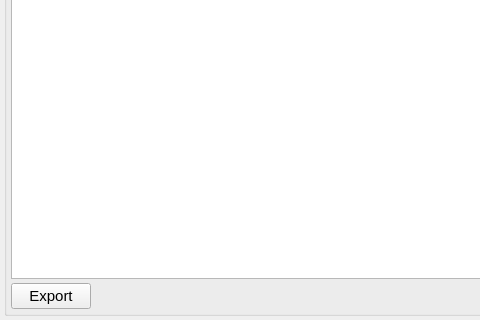
First picture: the form in ccs/script/ScriptManager.ui, repository bisegni/chaosframework, before the edit; both pictures show x 0 to 480 and y 304 to 624 of the 969 by 624 pixel window.
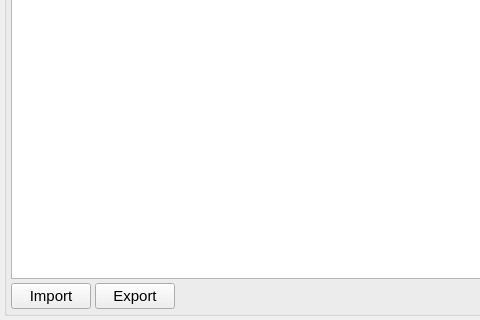
Second picture: the form after the edit.

```diff
--- a/ccs/script/ScriptManager.ui
+++ b/ccs/script/ScriptManager.ui
@@ -103,6 +103,18 @@
        </item>
        <item>
         <layout class="QHBoxLayout" name="horizontalLayout">
+         <item>
+          <widget class="QPushButton" name="pushButtonImport">
+           <property name="font">
+            <font>
+             <pointsize>11</pointsize>
+            </font>
+           </property>
+           <property name="text">
+            <string>Import</string>
+           </property>
+          </widget>
+         </item>
          <item>
           <widget class="QPushButton" name="pushButtonExport">
            <property name="font">
```
Left out of the diff: 6 changed lines with no effect on the pictures.
